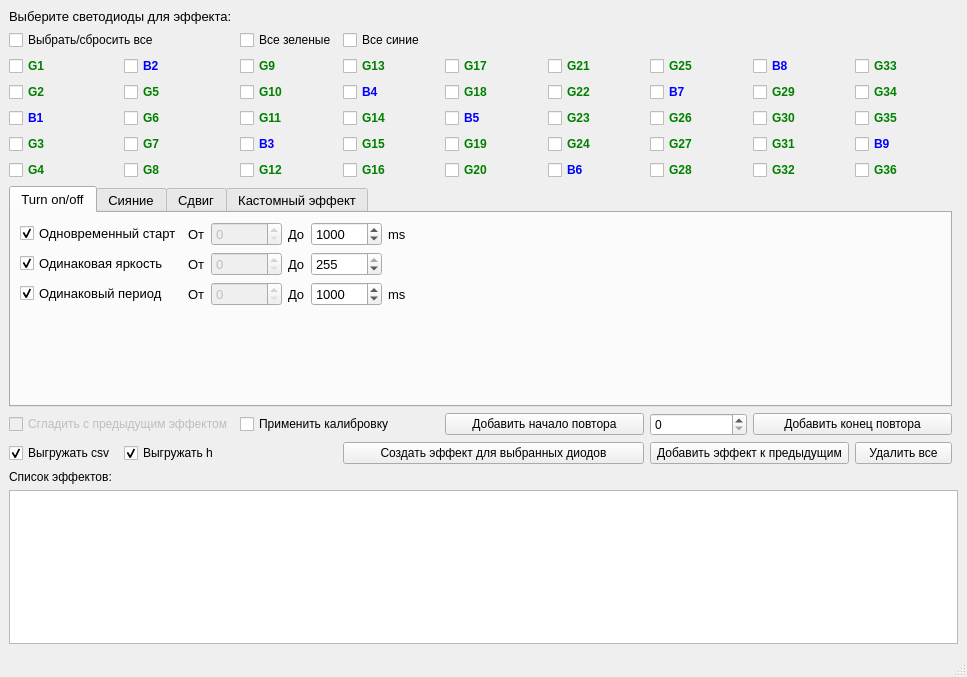
Old version of the form Main.ui in the repository notiel/SphereUI.
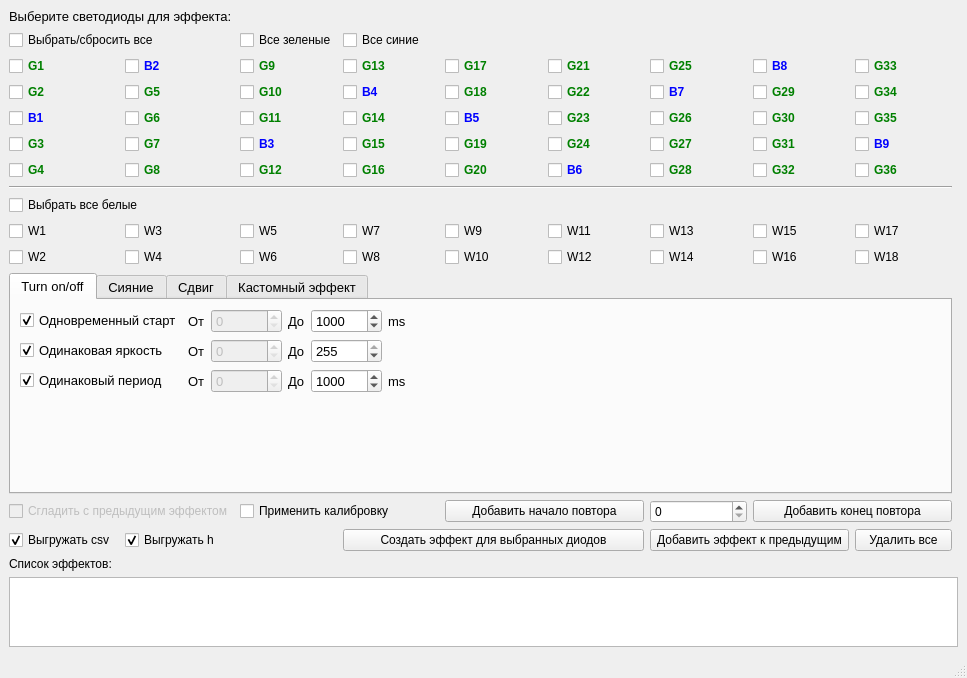
New version of the form.

Commit message: effects fixed, white leds added

The edit to the form file:
```diff
--- a/Main.ui
+++ b/Main.ui
@@ -507,6 +507,30 @@
       </property>
      </widget>
     </item>
+    <item row="10" column="0">
+     <widget class="QCheckBox" name="CBW1">
+      <property name="text">
+       <string>W1</string>
+      </property>
+     </widget>
+    </item>
+    <item row="15" column="2" colspan="2">
+     <widget class="QCheckBox" name="CBCalibr">
+      <property name="text">
+       <string>Применить калибровку</string>
+      </property>
+     </widget>
+    </item>
+    <item row="15" column="0" colspan="2">
+     <widget class="QCheckBox" name="CBSmooth">
+      <property name="enabled">
+       <bool>false</bool>
+      </property>
+      <property name="text">
+       <string>Сгладить с предыдущим эффектом</string>
+      </property>
+     </widget>
+    </item>
     <item row="2" column="6">
      <widget class="QCheckBox" name="CBG25">
       <property name="font">
@@ -613,7 +637,14 @@
       </property>
      </widget>
     </item>
-    <item row="8" column="0" rowspan="2" colspan="9">
+    <item row="9" column="0" colspan="2">
+     <widget class="QCheckBox" name="CBWhite">
+      <property name="text">
+       <string>Выбрать все белые</string>
+      </property>
+     </widget>
+    </item>
+    <item row="12" column="0" rowspan="2" colspan="9">
      <widget class="QTabWidget" name="tabWidget">
       <property name="font">
        <font>
@@ -1180,7 +1211,7 @@
       </widget>
      </widget>
     </item>
-    <item row="13" column="0">
+    <item row="17" column="0">
      <widget class="QLabel" name="LblEffects_2">
       <property name="text">
        <string>Список эффектов:</string>
@@ -1251,7 +1282,58 @@
       </property>
      </widget>
     </item>
-    <item row="15" column="7">
+    <item row="16" column="8">
+     <widget class="QPushButton" name="BtnDelete">
+      <property name="text">
+       <string>Удалить все</string>
+      </property>
+     </widget>
+    </item>
+    <item row="16" column="3" colspan="3">
+     <widget class="QPushButton" name="BtnCreate">
+      <property name="text">
+       <string>Создать эффект для выбранных диодов</string>
+      </property>
+     </widget>
+    </item>
+    <item row="16" column="1">
+     <widget class="QCheckBox" name="CBH">
+      <property name="text">
+       <string>Выгружать h</string>
+      </property>
+      <property name="checked">
+       <bool>true</bool>
+      </property>
+     </widget>
+    </item>
+    <item row="16" column="6" colspan="2">
+     <widget class="QPushButton" name="BtnAdd">
+      <property name="text">
+       <string>Добавить эффект к предыдущим</string>
+      </property>
+     </widget>
+    </item>
+    <item row="16" column="0">
+     <widget class="QCheckBox" name="CBCsv">
+      <property name="enabled">
+       <bool>true</bool>
+      </property>
+      <property name="text">
+       <string>Выгружать csv</string>
+      </property>
+      <property name="checked">
+       <bool>true</bool>
+      </property>
+     </widget>
+    </item>
+    <item row="8" column="0" colspan="9">
+     <widget class="Line" name="line">
+      <property name="orientation">
+       <enum>Qt::Horizontal</enum>
+      </property>
+     </widget>
+    </item>
+    <item row="19" column="7">
      <spacer name="verticalSpacer_4">
       <property name="orientation">
        <enum>Qt::Vertical</enum>
@@ -1264,6 +1346,13 @@
       </property>
      </spacer>
     </item>
+    <item row="15" column="7" colspan="2">
+     <widget class="QPushButton" name="BtnEndRepeat">
+      <property name="text">
+       <string>Добавить конец повтора</string>
+      </property>
+     </widget>
+    </item>
     <item row="1" column="2">
      <widget class="QCheckBox" name="CBGreen">
       <property name="text">
@@ -1354,7 +1443,7 @@
       </property>
      </widget>
     </item>
-    <item row="14" column="0" colspan="10">
+    <item row="18" column="0" colspan="10">
      <widget class="QListWidget" name="LstEffects_2">
       <property name="minimumSize">
        <size>
@@ -1374,85 +1463,136 @@
       </property>
      </widget>
     </item>
-    <item row="11" column="0" colspan="2">
-     <widget class="QCheckBox" name="CBSmooth">
-      <property name="enabled">
-       <bool>false</bool>
-      </property>
-      <property name="text">
-       <string>Сгладить с предыдущим эффектом</string>
-      </property>
-     </widget>
-    </item>
-    <item row="11" column="2" colspan="2">
-     <widget class="QCheckBox" name="CBCalibr">
-      <property name="text">
-       <string>Применить калибровку</string>
-      </property>
-     </widget>
-    </item>
-    <item row="11" column="7" colspan="2">
-     <widget class="QPushButton" name="BtnEndRepeat">
-      <property name="text">
-       <string>Добавить конец повтора</string>
-      </property>
-     </widget>
-    </item>
-    <item row="12" column="0">
-     <widget class="QCheckBox" name="CBCsv">
-      <property name="enabled">
-       <bool>true</bool>
-      </property>
-      <property name="text">
-       <string>Выгружать csv</string>
-      </property>
-      <property name="checked">
-       <bool>true</bool>
-      </property>
-     </widget>
-    </item>
-    <item row="11" column="4" colspan="2">
+    <item row="15" column="4" colspan="2">
      <widget class="QPushButton" name="BtnStartRepeat">
       <property name="text">
        <string>Добавить начало повтора</string>
       </property>
      </widget>
     </item>
-    <item row="11" column="6">
+    <item row="15" column="6">
      <widget class="QSpinBox" name="SpinRepeat">
       <property name="maximum">
        <number>255</number>
       </property>
      </widget>
     </item>
-    <item row="12" column="1">
-     <widget class="QCheckBox" name="CBH">
+    <item row="11" column="0">
+     <widget class="QCheckBox" name="CBW2">
       <property name="text">
-       <string>Выгружать h</string>
+       <string>W2</string>
       </property>
-      <property name="checked">
-       <bool>true</bool>
+     </widget>
+    </item>
+    <item row="10" column="1">
+     <widget class="QCheckBox" name="CBW3">
+      <property name="text">
+       <string>W3</string>
       </property>
      </widget>
     </item>
-    <item row="12" column="3" colspan="3">
-     <widget class="QPushButton" name="BtnCreate">
+    <item row="11" column="1">
+     <widget class="QCheckBox" name="CBW4">
       <property name="text">
-       <string>Создать эффект для выбранных диодов</string>
+       <string>W4</string>
       </property>
      </widget>
     </item>
-    <item row="12" column="6" colspan="2">
-     <widget class="QPushButton" name="BtnAdd">
+    <item row="10" column="2">
+     <widget class="QCheckBox" name="CBW5">
       <property name="text">
-       <string>Добавить эффект к предыдущим</string>
+       <string>W5</string>
       </property>
      </widget>
     </item>
-    <item row="12" column="8">
-     <widget class="QPushButton" name="BtnDelete">
+    <item row="11" column="2">
+     <widget class="QCheckBox" name="CBW6">
       <property name="text">
-       <string>Удалить все</string>
+       <string>W6</string>
+      </property>
+     </widget>
+    </item>
+    <item row="10" column="3">
+     <widget class="QCheckBox" name="CBW7">
+      <property name="text">
+       <string>W7</string>
+      </property>
+     </widget>
+    </item>
+    <item row="11" column="3">
+     <widget class="QCheckBox" name="CBW8">
+      <property name="text">
+       <string>W8</string>
+      </property>
+     </widget>
+    </item>
+    <item row="10" column="4">
+     <widget class="QCheckBox" name="CBW9">
+      <property name="text">
+       <string>W9</string>
+      </property>
+     </widget>
+    </item>
+    <item row="11" column="4">
+     <widget class="QCheckBox" name="CBW10">
+      <property name="text">
+       <string>W10</string>
+      </property>
+     </widget>
+    </item>
+    <item row="10" column="5">
+     <widget class="QCheckBox" name="CBW11">
+      <property name="text">
+       <string>W11</string>
+      </property>
+     </widget>
+    </item>
+    <item row="11" column="5">
+     <widget class="QCheckBox" name="CBW12">
+      <property name="text">
+       <string>W12</string>
+      </property>
+     </widget>
+    </item>
+    <item row="10" column="6">
+     <widget class="QCheckBox" name="CBW13">
+      <property name="text">
+       <string>W13</string>
+      </property>
+     </widget>
+    </item>
+    <item row="11" column="6">
+     <widget class="QCheckBox" name="CBW14">
+      <property name="text">
+       <string>W14</string>
+      </property>
+     </widget>
+    </item>
+    <item row="10" column="7">
+     <widget class="QCheckBox" name="CBW15">
+      <property name="text">
+       <string>W15</string>
+      </property>
+     </widget>
+    </item>
+    <item row="11" column="7">
+     <widget class="QCheckBox" name="CBW16">
+      <property name="text">
+       <string>W16</string>
+      </property>
+     </widget>
+    </item>
+    <item row="10" column="8">
+     <widget class="QCheckBox" name="CBW17">
+      <property name="text">
+       <string>W17</string>
+      </property>
+     </widget>
+    </item>
+    <item row="11" column="8">
+     <widget class="QCheckBox" name="CBW18">
+      <property name="text">
+       <string>W18</string>
       </property>
      </widget>
     </item>
```
The commit also changes 2 other files.
